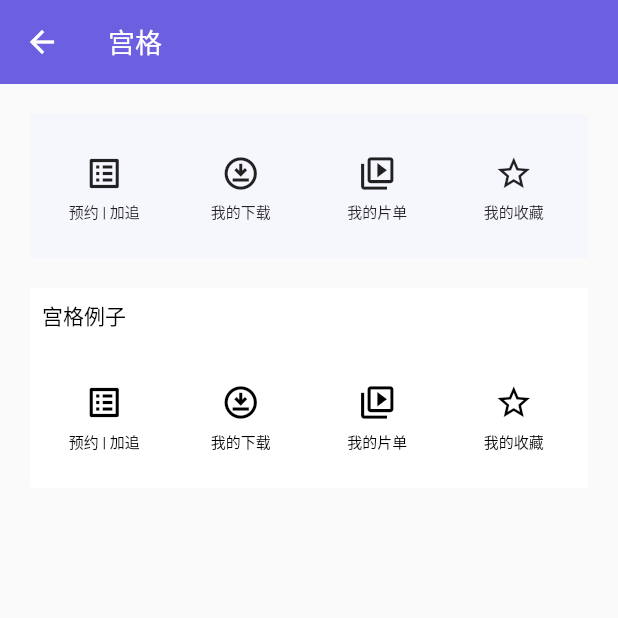
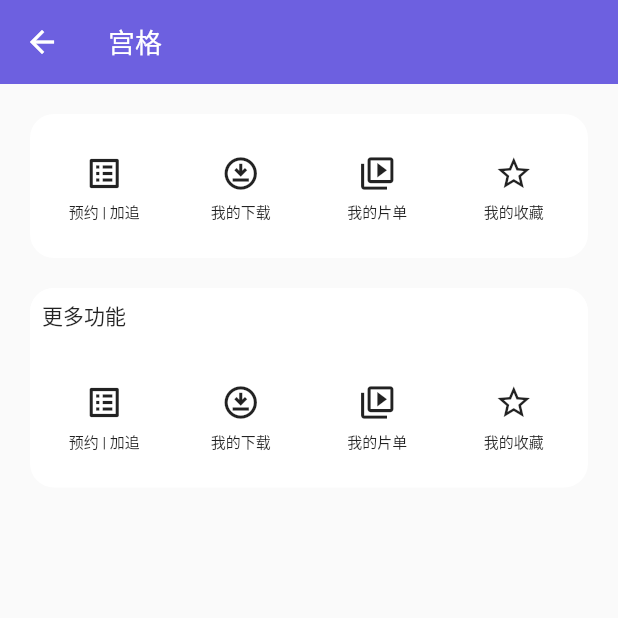
Before and after one commit to keep2zero/flutter_cxui, a Flutter app: the PagePlaceGrid screen opened by its route, on a phone screen of 412 x 824 dp, the top half of it. Run offline on Flutter 3.47's test engine with Material 2 defaults, Android fonts, the phone set to English and light mode, and no system bars.

Commit message:
feat: 调整示例界面

```diff
--- /dev/null
+++ b/lib/data/place_grid_data.dart
@@ -0,0 +1,59 @@
+import 'package:flutter/material.dart';
+import 'package:flutter_cxui/components/place_grid/place_grid.dart';
+
+List<PlaceGridItem> pgi_01 = [
+  PlaceGridItem(
+    icon: Icons.list_alt,
+    title: "预约 | 加追",
+    iconSize: 26,
+    // color: ,
+  ),
+  PlaceGridItem(
+    icon: Icons.download_for_offline_outlined,
+    title: "我的下载",
+    iconSize: 26,
+    // color: gcolor,
+  ),
+  PlaceGridItem(
+    icon: Icons.video_collection_outlined,
+    title: "我的片单",
+    iconSize: 26,
+    // color: gcolor,
+    // color: Colors.purple,
+  ),
+  PlaceGridItem(
+    icon: Icons.star_border,
+    title: "我的收藏",
+    // color: Colors.pink,
+    // color: gcolor,
+    iconSize: 26,
+  ),
+];
+List<PlaceGridItem> pgi_02 = [
+  PlaceGridItem(
+    icon: Icons.list_alt,
+    title: "预约 | 加追",
+    iconSize: 26,
+    // color: gcolor,
+  ),
+  PlaceGridItem(
+    icon: Icons.download_for_offline_outlined,
+    title: "我的下载",
+    iconSize: 26,
+    // color: gcolor,
+  ),
+  PlaceGridItem(
+    icon: Icons.video_collection_outlined,
+    title: "我的片单",
+    iconSize: 26,
+    // color: gcolor,
+    // color: Colors.purple,
+  ),
+  PlaceGridItem(
+    icon: Icons.star_border,
+    title: "我的收藏",
+    // color: Colors.pink,
+    // color: gcolor,
+    iconSize: 26,
+  ),
+];
--- a/lib/pages/page_place_grid.dart
+++ b/lib/pages/page_place_grid.dart
@@ -1,6 +1,8 @@
 import 'package:flutter/material.dart';
 import 'package:flutter_cxui/components/card/card.dart';
 import 'package:flutter_cxui/components/place_grid/place_grid.dart';
+import 'package:flutter_cxui/config.dart';
+import 'package:flutter_cxui/data/place_grid_data.dart';
 
 class PagePlaceGrid extends StatelessWidget {
   const PagePlaceGrid({super.key});
@@ -13,58 +15,30 @@ class PagePlaceGrid extends StatelessWidget {
         padding: const EdgeInsets.all(20.0),
         child: Column(
           children: [
-            card01(null, null, null, null),
-            const SizedBox(
+            CxCard(
+              bgColor: CxConfig.white,
+              radius: 16,
+              body: CxPlaceGrid(
+                cols: 4,
+                items: pgi_01,
+              ),
+            ),
+            SizedBox(
               height: 20,
             ),
-            card01(Colors.white, "宫格例子", Colors.black, Colors.black),
+            CxCard(
+              radius: 16,
+              hdBgColor: CxConfig.white,
+              bgColor: CxConfig.white,
+              title: "更多功能",
+              body: CxPlaceGrid(
+                cols: 4,
+                items: pgi_02,
+              ),
+            ),
           ],
         ),
       ),
     );
   }
-
-  CxCard card01(
-      Color? bgColor, String? title, Color? titleColor, Color? gcolor) {
-    return CxCard(
-      bgColor: bgColor,
-      title: title,
-      titleColor: titleColor,
-
-      // titleSize: 14,
-      body: CxPlaceGrid(
-        // height: 20,
-        //  ratio: 1,
-        cols: 4,
-        items: [
-          PlaceGridItem(
-            icon: Icons.list_alt,
-            title: "预约 | 加追",
-            iconSize: 26,
-            color: gcolor,
-          ),
-          PlaceGridItem(
-            icon: Icons.download_for_offline_outlined,
-            title: "我的下载",
-            iconSize: 26,
-            color: gcolor,
-          ),
-          PlaceGridItem(
-            icon: Icons.video_collection_outlined,
-            title: "我的片单",
-            iconSize: 26,
-            color: gcolor,
-            // color: Colors.purple,
-          ),
-          PlaceGridItem(
-            icon: Icons.star_border,
-            title: "我的收藏",
-            // color: Colors.pink,
-            color: gcolor,
-            iconSize: 26,
-          ),
-        ],
-      ),
-    );
-  }
 }
```
